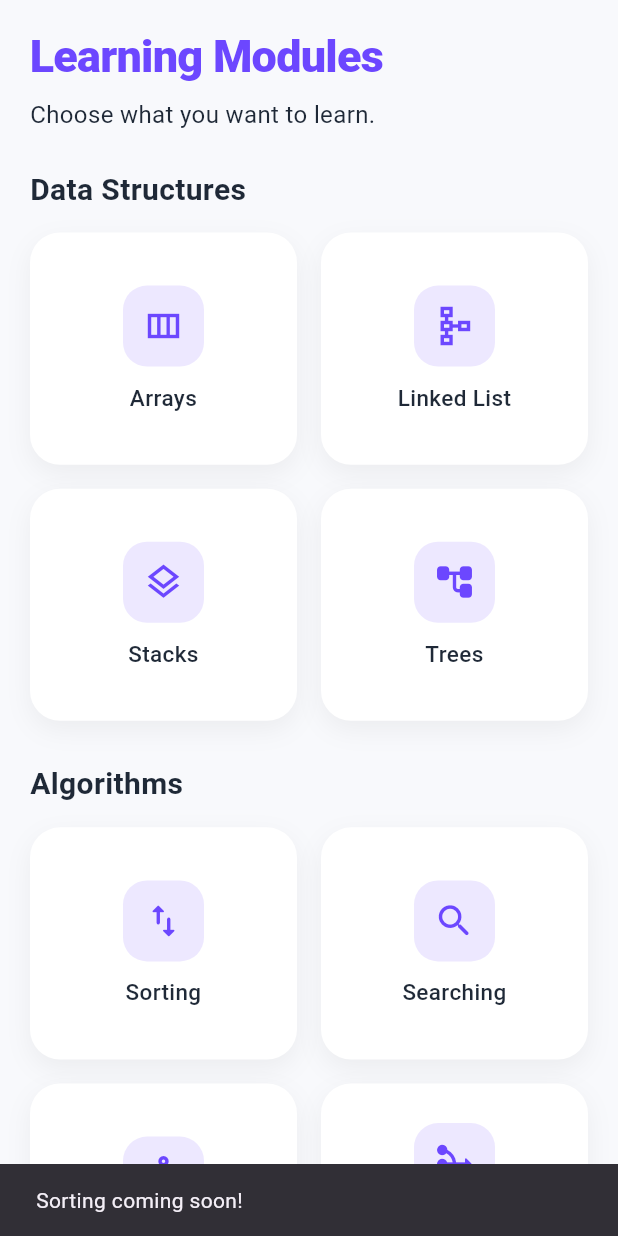
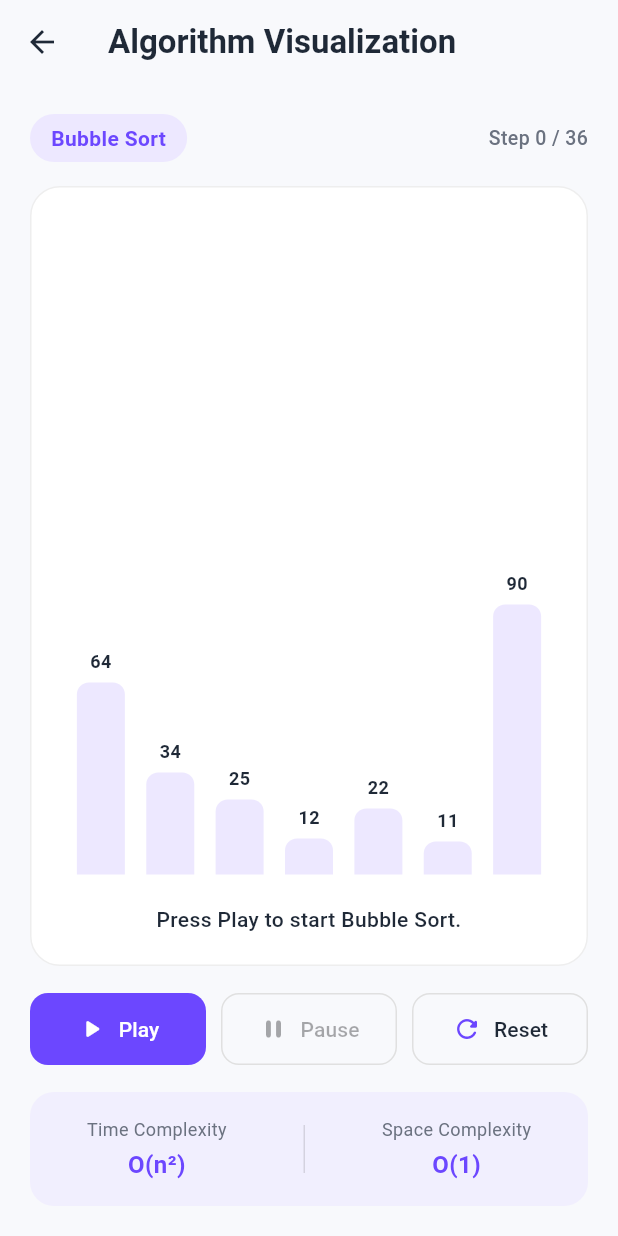
Before and after one commit to kindy10/dsa_learning_app, a Flutter app: the ModulesScreen widget shown alone on an empty page, opened directly, after a tap on "Sorting", on a phone screen of 412 x 824 dp. Run offline on Flutter 3.47's test engine with Material 3 defaults, Android fonts, the phone set to English and light mode, and no system bars.

Commit message:
build interactive Bubble Sort visualizer with immutable steps and connect to Sorting card

```diff
--- /dev/null
+++ b/lib/models/algorithm_step.dart
@@ -0,0 +1,23 @@
+/// Represents a single immutable snapshot of a sorting algorithm's execution.
+/// Storing precomputed snapshots makes Play, Pause, and Reset completely
+/// predictable and bug-free without mutating lists mid-animation.
+class AlgorithmStep {
+  /// The array values at this exact step.
+  final List<int> values;
+
+  /// Indices of the two bars currently being compared (highlighted in purple/accent).
+  final Set<int> comparingIndices;
+
+  /// Indices of bars that are already in their final sorted positions.
+  final Set<int> sortedIndices;
+
+  /// Short human-readable explanation of what is happening in this step.
+  final String explanation;
+
+  const AlgorithmStep({
+    required this.values,
+    this.comparingIndices = const {},
+    this.sortedIndices = const {},
+    required this.explanation,
+  });
+}
--- /dev/null
+++ b/lib/screens/algo_visualizer_screen.dart
@@ -0,0 +1,410 @@
+import 'dart:async';
+import 'package:flutter/material.dart';
+import '../core/theme/app_theme.dart';
+import '../models/algorithm_step.dart';
+
+/// AlgoVisualizerScreen visually demonstrates how Bubble Sort works
+/// using vertical bars, comparison highlights, and playback controls.
+class AlgoVisualizerScreen extends StatefulWidget {
+  const AlgoVisualizerScreen({super.key});
+
+  @override
+  State<AlgoVisualizerScreen> createState() => _AlgoVisualizerScreenState();
+}
+
+class _AlgoVisualizerScreenState extends State<AlgoVisualizerScreen> {
+  // Initial unsorted array to visualize
+  static const List<int> _initialArray = [64, 34, 25, 12, 22, 11, 90];
+
+  // Precomputed list of every step in the Bubble Sort execution
+  late final List<AlgorithmStep> _steps;
+
+  // Tracks which snapshot is currently displayed
+  int _currentStepIndex = 0;
+
+  // Timer drives automatic playback when the user presses Play
+  Timer? _timer;
+  bool _isPlaying = false;
+
+  @override
+  void initState() {
+    super.initState();
+    // Generate all Bubble Sort snapshots once when the screen opens
+    _steps = _generateBubbleSortSteps(_initialArray);
+  }
+
+  @override
+  void dispose() {
+    // Always cancel timers in dispose() to prevent memory leaks
+    _timer?.cancel();
+    super.dispose();
+  }
+
+  /// Runs Bubble Sort on a copy of the array and records an immutable
+  /// AlgorithmStep snapshot for every comparison and swap.
+  List<AlgorithmStep> _generateBubbleSortSteps(List<int> input) {
+    final List<int> arr = List<int>.from(input);
+    final List<AlgorithmStep> steps = [];
+    final Set<int> sorted = {};
+    final int n = arr.length;
+
+    // Step 0: Initial unsorted state
+    steps.add(
+      AlgorithmStep(
+        values: List<int>.from(arr),
+        explanation: 'Press Play to start Bubble Sort.',
+      ),
+    );
+
+    for (int i = 0; i < n - 1; i++) {
+      for (int j = 0; j < n - i - 1; j++) {
+        // Record the comparison step
+        steps.add(
+          AlgorithmStep(
+            values: List<int>.from(arr),
+            comparingIndices: {j, j + 1},
+            sortedIndices: Set<int>.from(sorted),
+            explanation: 'Comparing ${arr[j]} and ${arr[j + 1]}...',
+          ),
+        );
+
+        // Swap if the left element is greater than the right element
+        if (arr[j] > arr[j + 1]) {
+          final int temp = arr[j];
+          arr[j] = arr[j + 1];
+          arr[j + 1] = temp;
+
+          // Record the post-swap step
+          steps.add(
+            AlgorithmStep(
+              values: List<int>.from(arr),
+              comparingIndices: {j, j + 1},
+              sortedIndices: Set<int>.from(sorted),
+              explanation: 'Swapped ${arr[j + 1]} and ${arr[j]}.',
+            ),
+          );
+        }
+      }
+      // After each full pass, the largest unsorted element is in its final spot
+      sorted.add(n - i - 1);
+    }
+
+    // Mark the very first element as sorted too
+    sorted.add(0);
+
+    // Final sorted state
+    steps.add(
+      AlgorithmStep(
+        values: List<int>.from(arr),
+        sortedIndices: Set<int>.from(sorted),
+        explanation: 'Array is completely sorted!',
+      ),
+    );
+
+    return steps;
+  }
+
+  /// Starts stepping through the precomputed snapshots automatically.
+  void _handlePlay() {
+    if (_isPlaying) return;
+
+    // If already at the end, restart from step 0
+    if (_currentStepIndex >= _steps.length - 1) {
+      setState(() => _currentStepIndex = 0);
+    }
+
+    setState(() => _isPlaying = true);
+
+    _timer = Timer.periodic(const Duration(milliseconds: 550), (timer) {
+      if (_currentStepIndex < _steps.length - 1) {
+        setState(() => _currentStepIndex++);
+      } else {
+        // Stop automatically once sorting finishes
+        _handlePause();
+      }
+    });
+  }
+
+  /// Pauses the playback timer while keeping the current step visible.
+  void _handlePause() {
+    _timer?.cancel();
+    if (mounted) {
+      setState(() => _isPlaying = false);
+    }
+  }
+
+  /// Stops playback and resets the bars back to the initial unsorted array.
+  void _handleReset() {
+    _timer?.cancel();
+    setState(() {
+      _isPlaying = false;
+      _currentStepIndex = 0;
+    });
+  }
+
+  @override
+  Widget build(BuildContext context) {
+    final AlgorithmStep currentStep = _steps[_currentStepIndex];
+    final int maxValue = _initialArray.reduce((a, b) => a > b ? a : b);
+
+    return Scaffold(
+      appBar: AppBar(
+        title: const Text('Algorithm Visualization'),
+      ),
+      body: SafeArea(
+        child: Padding(
+          padding: const EdgeInsets.all(20),
+          child: Column(
+            crossAxisAlignment: CrossAxisAlignment.start,
+            children: [
+              // 1. Selected Algorithm Pill & Step Counter
+              Row(
+                mainAxisAlignment: MainAxisAlignment.spaceBetween,
+                children: [
+                  Container(
+                    padding: const EdgeInsets.symmetric(
+                      horizontal: 14,
+                      vertical: 6,
+                    ),
+                    decoration: BoxDecoration(
+                      color: AppTheme.softPurple,
+                      borderRadius: BorderRadius.circular(20),
+                    ),
+                    child: const Text(
+                      'Bubble Sort',
+                      style: TextStyle(
+                        color: AppTheme.primaryPurple,
+                        fontWeight: FontWeight.bold,
+                        fontSize: 14,
+                      ),
+                    ),
+                  ),
+                  Text(
+                    'Step $_currentStepIndex / ${_steps.length - 1}',
+                    style: const TextStyle(
+                      color: AppTheme.textGrey,
+                      fontSize: 13,
+                      fontWeight: FontWeight.w500,
+                    ),
+                  ),
+                ],
+              ),
+
+              const SizedBox(height: 16),
+
+              // 2. Vertical Bar Visualization Canvas
+              Expanded(
+                child: Container(
+                  width: double.infinity,
+                  padding: const EdgeInsets.fromLTRB(16, 24, 16, 20),
+                  decoration: BoxDecoration(
+                    color: Colors.white,
+                    borderRadius: BorderRadius.circular(20),
+                    border: Border.all(color: Colors.grey.shade200),
+                  ),
+                  child: Column(
+                    children: [
+                      // Bars aligned to the bottom like a classic sorting chart
+                      Expanded(
+                        child: Row(
+                          crossAxisAlignment: CrossAxisAlignment.end,
+                          mainAxisAlignment: MainAxisAlignment.spaceEvenly,
+                          children: List.generate(
+                            currentStep.values.length,
+                            (index) => _buildBar(
+                              value: currentStep.values[index],
+                              maxValue: maxValue,
+                              isComparing:
+                                  currentStep.comparingIndices.contains(index),
+                              isSorted:
+                                  currentStep.sortedIndices.contains(index),
+                            ),
+                          ),
+                        ),
+                      ),
+
+                      const SizedBox(height: 20),
+
+                      // Live explanation of the current comparison/swap
+                      Text(
+                        currentStep.explanation,
+                        textAlign: TextAlign.center,
+                        style: const TextStyle(
+                          fontSize: 14,
+                          fontWeight: FontWeight.w500,
+                          color: AppTheme.textDark,
+                        ),
+                      ),
+                    ],
+                  ),
+                ),
+              ),
+
+              const SizedBox(height: 18),
+
+              // 3. Playback Controls: Play, Pause, Reset
+              Row(
+                children: [
+                  Expanded(
+                    child: ElevatedButton.icon(
+                      onPressed: _isPlaying ? null : _handlePlay,
+                      icon: const Icon(Icons.play_arrow_rounded, size: 20),
+                      label: const Text('Play'),
+                    ),
+                  ),
+                  const SizedBox(width: 10),
+                  Expanded(
+                    child: OutlinedButton.icon(
+                      onPressed: _isPlaying ? _handlePause : null,
+                      icon: const Icon(Icons.pause_rounded, size: 20),
+                      label: const Text('Pause'),
+                      style: OutlinedButton.styleFrom(
+                        padding: const EdgeInsets.symmetric(vertical: 14),
+                        side: BorderSide(color: Colors.grey.shade300),
+                        shape: RoundedRectangleBorder(
+                          borderRadius: BorderRadius.circular(12),
+                        ),
+                      ),
+                    ),
+                  ),
+                  const SizedBox(width: 10),
+                  Expanded(
+                    child: OutlinedButton.icon(
+                      onPressed: _handleReset,
+                      icon: const Icon(
+                        Icons.refresh_rounded,
+                        size: 20,
+                        color: AppTheme.primaryPurple,
+                      ),
+                      label: const Text(
+                        'Reset',
+                        style: TextStyle(color: AppTheme.textDark),
+                      ),
+                      style: OutlinedButton.styleFrom(
+                        padding: const EdgeInsets.symmetric(vertical: 14),
+                        side: BorderSide(color: Colors.grey.shade300),
+                        shape: RoundedRectangleBorder(
+                          borderRadius: BorderRadius.circular(12),
+                        ),
+                      ),
+                    ),
+                  ),
+                ],
+              ),
+
+              const SizedBox(height: 18),
+
+              // 4. Complexity Information Card
+              Container(
+                width: double.infinity,
+                padding: const EdgeInsets.all(16),
+                decoration: BoxDecoration(
+                  color: AppTheme.softPurple.withOpacity(0.6),
+                  borderRadius: BorderRadius.circular(16),
+                ),
+                child: const Row(
+                  mainAxisAlignment: MainAxisAlignment.spaceAround,
+                  children: [
+                    _ComplexityItem(
+                      label: 'Time Complexity',
+                      value: 'O(n²)',
+                    ),
+                    SizedBox(
+                      height: 32,
+                      child: VerticalDivider(color: Colors.black12),
+                    ),
+                    _ComplexityItem(
+                      label: 'Space Complexity',
+                      value: 'O(1)',
+                    ),
+                  ],
+                ),
+              ),
+            ],
+          ),
+        ),
+      ),
+    );
+  }
+
+  /// Renders a single animated vertical bar scaled proportionally to maxValue.
+  Widget _buildBar({
+    required int value,
+    required int maxValue,
+    required bool isComparing,
+    required bool isSorted,
+  }) {
+    // Choose bar color based on its current role in the algorithm
+    Color barColor = AppTheme.softPurple;
+    if (isComparing) {
+      barColor = Colors.orangeAccent; // Highlight active comparison
+    } else if (isSorted) {
+      barColor = AppTheme.primaryPurple; // Final sorted position
+    }
+
+    // Scale height cleanly between 30px and 180px
+    final double barHeight = (value / maxValue) * 180;
+
+    return Column(
+      mainAxisAlignment: MainAxisAlignment.end,
+      children: [
+        Text(
+          '$value',
+          style: TextStyle(
+            fontSize: 12,
+            fontWeight: FontWeight.bold,
+            color: isComparing ? Colors.orange.shade800 : AppTheme.textDark,
+          ),
+        ),
+        const SizedBox(height: 6),
+        AnimatedContainer(
+          duration: const Duration(milliseconds: 300),
+          curve: Curves.easeInOut,
+          width: 32,
+          height: barHeight,
+          decoration: BoxDecoration(
+            color: barColor,
+            borderRadius: const BorderRadius.vertical(
+              top: Radius.circular(8),
+            ),
+          ),
+        ),
+      ],
+    );
+  }
+}
+
+/// Small helper widget for displaying Time and Space Complexity neatly.
+class _ComplexityItem extends StatelessWidget {
+  final String label;
+  final String value;
+
+  const _ComplexityItem({
+    required this.label,
+    required this.value,
+  });
+
+  @override
+  Widget build(BuildContext context) {
+    return Column(
+      children: [
+        Text(
+          label,
+          style: const TextStyle(
+            fontSize: 12,
+            color: AppTheme.textGrey,
+          ),
+        ),
+        const SizedBox(height: 4),
+        Text(
+          value,
+          style: const TextStyle(
+            fontSize: 16,
+            fontWeight: FontWeight.bold,
+            color: AppTheme.primaryPurple,
+          ),
+        ),
+      ],
+    );
+  }
+}
--- a/lib/screens/modules_screen.dart
+++ b/lib/screens/modules_screen.dart
@@ -1,6 +1,7 @@
 import 'package:flutter/material.dart';
 import '../core/theme/app_theme.dart';
 import 'ds_visualizer_screen.dart';
+import 'algo_visualizer_screen.dart' ;
 
 /// Simple immutable model representing a single topic card on the Learn screen.
 class _ModuleItem {
@@ -175,7 +176,16 @@ class ModulesScreen extends StatelessWidget {
               );
               return;
             }
-
+            // Open the interactive Bubble Sort visualizer when Sorting is tapped
+            if (cleanTitle == 'Sorting') {
+              Navigator.push(
+                context,
+                MaterialPageRoute(
+                  builder: (_) => const AlgoVisualizerScreen(),
+                ),
+              );
+              return;
+            }
             // Temporary feedback for topics not yet implemented
             ScaffoldMessenger.of(context).showSnackBar(
               SnackBar(
```
